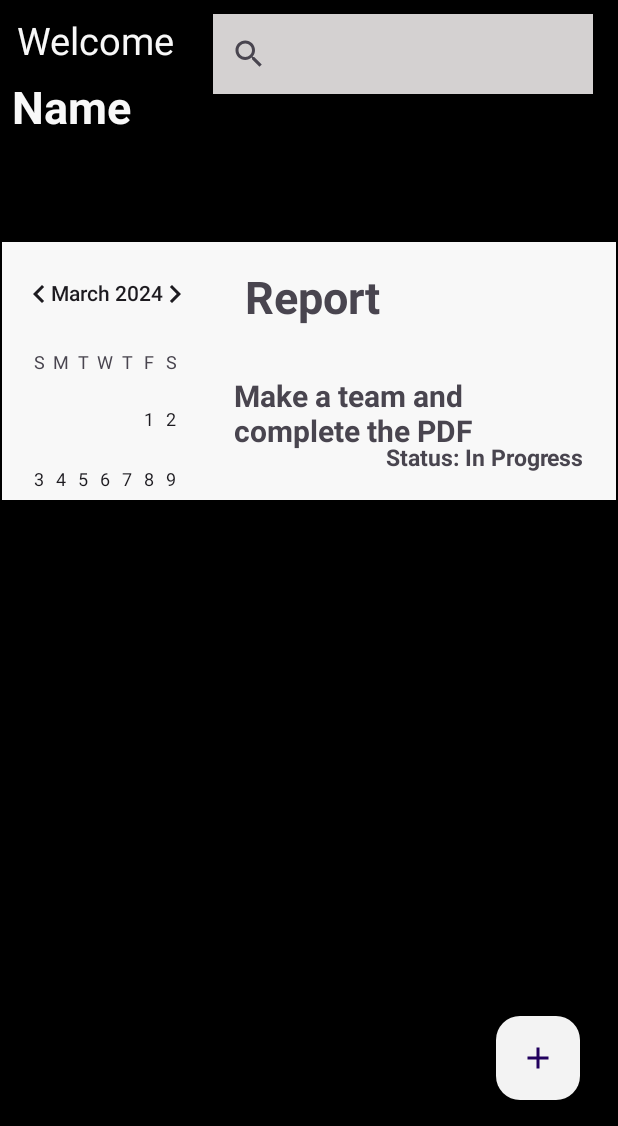
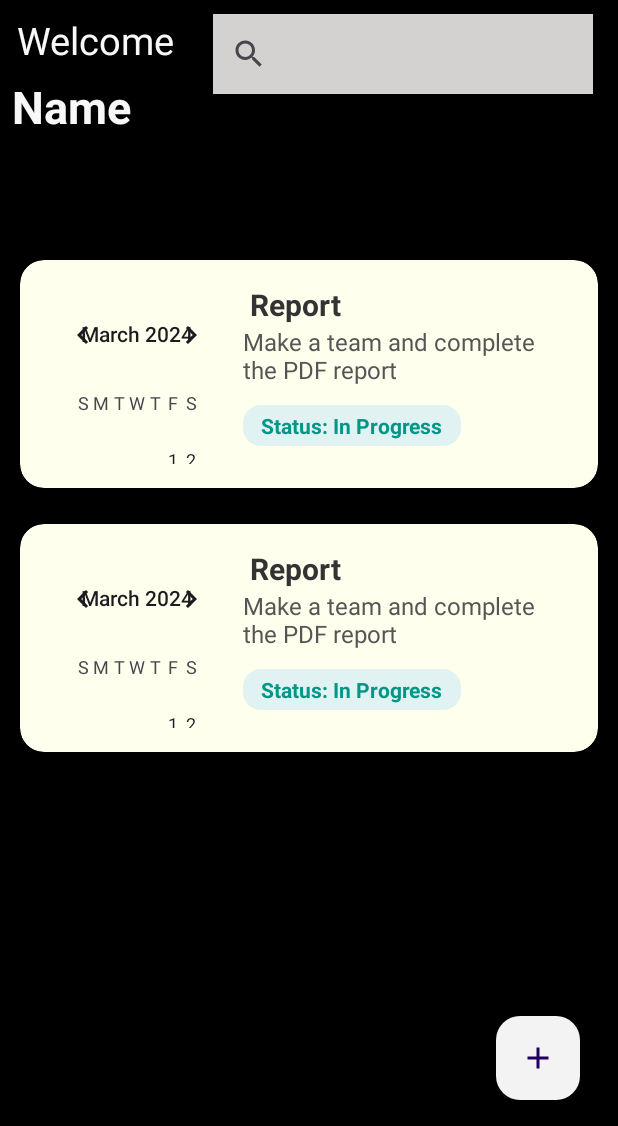
Before and after one commit to Baralsurekha/Task-management, an Android app: the Homepage screen opened directly, with no data from a screen before it, on a phone screen of 412 x 824 dp, the part 110-1236 px from its top. Run offline under Robolectric (Android 15) with nearby library versions, the phone set to English and light mode, and no system bars.

Commit message:
Updated frontend

```diff
--- a/app/src/main/java/com/example/taskmanagement/Homepage.java
+++ b/app/src/main/java/com/example/taskmanagement/Homepage.java
@@ -3,6 +3,7 @@ package com.example.taskmanagement;
 import android.content.Intent;
 import android.os.Bundle;
 import android.view.View;
+import android.widget.ImageView;
 import android.widget.TextView;
 
 import androidx.activity.EdgeToEdge;
@@ -34,6 +35,26 @@ public class Homepage extends AppCompatActivity {
             return insets;
         });
 
+        FloatingActionButton addTaskFloatingButton = findViewById(R.id.floatingAction);
+        ImageView userDetails = findViewById(R.id.homeUser);
+
+        addTaskFloatingButton.setOnClickListener(new View.OnClickListener() {
+            @Override
+            public void onClick(View v) {
+                // Start the Registration Activity
+                Intent intent = new Intent(Homepage.this, CreateTask.class);
+                startActivity(intent);
+            }
+        });
+
+        userDetails.setOnClickListener(new View.OnClickListener() {
+            @Override
+            public void onClick(View v) {
+                // Start the Registration Activity
+                Intent intent = new Intent(Homepage.this, Userdetails.class);
+                startActivity(intent);
+            }
+        });
 
         setUptaskModels();
 
@@ -50,9 +71,9 @@ public class Homepage extends AppCompatActivity {
         long deadlineMillis = calendar.getTimeInMillis();
 
         taskModels.add(new taskModel(" Report", "Make a team and complete the PDF report", "In Progress", deadlineMillis));
+        taskModels.add(new taskModel(" Report", "Make a team and complete the PDF report", "In Progress", deadlineMillis));
 
     }
 
 
-
 }
--- a/app/src/main/java/com/example/taskmanagement/MainActivity.java
+++ b/app/src/main/java/com/example/taskmanagement/MainActivity.java
@@ -28,7 +28,7 @@ public class MainActivity extends AppCompatActivity {
         // Find the TextView by ID
         TextView signUpTextView = findViewById(R.id.signinpage);
         Button button = findViewById(R.id.login);
-        EditText Usename = findViewById(R.id.username);
+        EditText Username = findViewById(R.id.username);
         EditText Password = findViewById(R.id.password);
         // Set click listener
         signUpTextView.setOnClickListener(new View.OnClickListener() {
@@ -43,7 +43,7 @@ public class MainActivity extends AppCompatActivity {
         button.setOnClickListener(new View.OnClickListener() {
             @Override
             public void onClick(View v) {
-                manager.login(Usename.getText().toString(),Password.getText().toString());
+                manager.login(Username.getText().toString(),Password.getText().toString());
 
             }
         });
--- /dev/null
+++ b/app/src/main/res/drawable/background_status.xml
@@ -0,0 +1,5 @@
+<shape xmlns:android="http://schemas.android.com/apk/res/android"
+    android:shape="rectangle">
+    <solid android:color="#E0F2F1" />
+    <corners android:radius="12dp" />
+</shape>
--- /dev/null
+++ b/app/src/main/res/drawable/background_task.xml
@@ -0,0 +1,5 @@
+<shape xmlns:android="http://schemas.android.com/apk/res/android"
+    android:shape="rectangle">
+    <solid android:color="#FFFFED" />
+    <corners android:radius="16dp" />
+</shape>
--- /dev/null
+++ b/app/src/main/res/drawable/baseline_arrow_back_24.xml
@@ -0,0 +1,5 @@
+<vector xmlns:android="http://schemas.android.com/apk/res/android" android:autoMirrored="true" android:height="24dp" android:tint="#FAF5F5" android:viewportHeight="24" android:viewportWidth="24" android:width="24dp">
+
+    <path android:fillColor="@android:color/white" android:pathData="M20,11H7.83l5.59,-5.59L12,4l-8,8 8,8 1.41,-1.41L7.83,13H20v-2z"/>
+
+</vector>
--- a/app/src/main/res/layout/activity_main.xml
+++ b/app/src/main/res/layout/activity_main.xml
@@ -137,9 +137,10 @@
         android:id="@+id/password"
         android:layout_width="181dp"
         android:layout_height="46dp"
+        android:background="@color/cardview_light_background"
         android:ems="10"
+        android:hint="Password"
         android:inputType="textPassword"
-        android:background="@color/cardview_light_background"
         app:layout_constraintBottom_toTopOf="@+id/guideline6"
         app:layout_constraintEnd_toEndOf="parent"
         app:layout_constraintStart_toStartOf="@+id/guideline"
@@ -150,9 +151,10 @@
         android:id="@+id/username"
         android:layout_width="181dp"
         android:layout_height="46dp"
+        android:background="@color/cardview_light_background"
         android:ems="10"
+        android:hint="Username"
         android:inputType="textEmailAddress"
-        android:background="@color/cardview_light_background"
         app:layout_constraintBottom_toTopOf="@+id/guideline5"
         app:layout_constraintEnd_toEndOf="parent"
         app:layout_constraintStart_toStartOf="@+id/guideline"
--- a/app/src/main/res/layout/rv_item.xml
+++ b/app/src/main/res/layout/rv_item.xml
@@ -1,83 +1,70 @@
 <?xml version="1.0" encoding="utf-8"?>
-<androidx.constraintlayout.widget.ConstraintLayout xmlns:android="http://schemas.android.com/apk/res/android"
+<androidx.cardview.widget.CardView xmlns:android="http://schemas.android.com/apk/res/android"
     xmlns:app="http://schemas.android.com/apk/res-auto"
-    xmlns:tools="http://schemas.android.com/tools"
     android:layout_width="match_parent"
-    android:layout_height="wrap_content">
-
-    <androidx.cardview.widget.CardView
-        android:layout_width="409dp"
-        android:layout_height="wrap_content"
-        android:layout_marginTop="15dp"
-        android:layout_marginBottom="5dp"
-        android:layout_marginStart="8dp"
-        android:layout_marginEnd="5dp"
-        app:cardBackgroundColor="#F8F0B5"
-        app:cardCornerRadius="20dp"
-        app:cardElevation="8dp"
-        app:layout_constraintBottom_toBottomOf="parent"
-        app:layout_constraintEnd_toEndOf="parent"
-        app:layout_constraintStart_toStartOf="parent"
-        app:layout_constraintTop_toTopOf="parent">
-
-    </androidx.cardview.widget.CardView>
+    android:layout_height="wrap_content"
+    android:layout_margin="12dp"
+    android:foreground="?android:attr/selectableItemBackground"
+    app:cardCornerRadius="16dp"
+    app:cardElevation="6dp"
+    app:cardBackgroundColor="@android:color/transparent">
 
     <androidx.constraintlayout.widget.ConstraintLayout
-        android:layout_width="416dp"
-        android:layout_height="172dp"
-        android:background="#F8F8F8"
-        app:cardCornerRadius="20dp"
-        app:cardElevation="8dp"
-        app:layout_constraintEnd_toEndOf="parent"
-        app:layout_constraintStart_toStartOf="parent"
-        app:layout_constraintTop_toTopOf="parent">
+        android:layout_width="match_parent"
+        android:layout_height="wrap_content"
+        android:padding="16dp"
+        android:background="@drawable/background_task"
+        android:elevation="4dp">
+
+        <CalendarView
+            android:id="@+id/calendarView"
+            android:layout_width="0dp"
+            android:layout_height="120dp"
+            android:layout_marginEnd="12dp"
+            app:layout_constraintStart_toStartOf="parent"
+            app:layout_constraintTop_toTopOf="parent"
+            app:layout_constraintBottom_toBottomOf="parent"
+            app:layout_constraintWidth_percent="0.35" />
 
         <TextView
             android:id="@+id/textTaskName"
-            android:layout_width="215dp"
-            android:layout_height="50dp"
-            android:layout_marginStart="12dp"
-            android:layout_marginTop="16dp"
-            android:text="Name"
-            android:textSize="30sp"
+            android:layout_width="0dp"
+            android:layout_height="wrap_content"
+            android:text="Task Name"
+            android:textSize="20sp"
             android:textStyle="bold"
-            app:layout_constraintStart_toEndOf="@+id/calendarView"
-            app:layout_constraintTop_toTopOf="parent" />
+            android:textColor="#333333"
+            app:layout_constraintStart_toEndOf="@id/calendarView"
+            app:layout_constraintTop_toTopOf="parent"
+            app:layout_constraintEnd_toEndOf="parent"
+            app:layout_constraintWidth_percent="0.6" />
 
         <TextView
             android:id="@+id/textTaskDescription"
-            android:layout_width="215dp"
-            android:layout_height="50dp"
-            android:layout_marginStart="12dp"
-            android:layout_marginTop="40dp"
-            android:text="Description"
-            android:textSize="20sp"
-            android:textStyle="bold"
-            app:layout_constraintBottom_toTopOf="@+id/textTaskStatus"
-            app:layout_constraintStart_toEndOf="@+id/calendarView"
-            app:layout_constraintTop_toBottomOf="@+id/textTaskName"
-            app:layout_constraintVertical_bias="0.769" />
+            android:layout_width="0dp"
+            android:layout_height="wrap_content"
+            android:text="Write task description here"
+            android:textSize="16sp"
+            android:textColor="#555555"
+            android:maxLines="2"
+            android:ellipsize="end"
+            app:layout_constraintTop_toBottomOf="@id/textTaskName"
+            app:layout_constraintStart_toStartOf="@id/textTaskName"
+            app:layout_constraintEnd_toEndOf="parent" />
 
         <TextView
             android:id="@+id/textTaskStatus"
-            android:layout_width="133dp"
-            android:layout_height="39dp"
-            android:layout_marginEnd="24dp"
+            android:layout_width="wrap_content"
+            android:layout_height="wrap_content"
             android:text="Pending"
-            android:textSize="15sp"
             android:textStyle="bold"
-            app:layout_constraintBottom_toBottomOf="parent"
-            app:layout_constraintEnd_toEndOf="parent" />
-
-        <CalendarView
-            android:id="@+id/calendarView"
-            android:layout_width="145dp"
-            android:layout_height="170dp"
-            app:layout_constraintBottom_toBottomOf="parent"
-            app:layout_constraintStart_toStartOf="parent"
-            app:layout_constraintTop_toTopOf="parent"
-            app:layout_constraintVertical_bias="0.326" />
+            android:textColor="#009688"
+            android:background="@drawable/background_status"
+            android:paddingHorizontal="12dp"
+            android:paddingVertical="4dp"
+            app:layout_constraintTop_toBottomOf="@id/textTaskDescription"
+            app:layout_constraintStart_toStartOf="@id/textTaskDescription"
+            app:layout_constraintBottom_toBottomOf="parent" />
 
     </androidx.constraintlayout.widget.ConstraintLayout>
-
-</androidx.constraintlayout.widget.ConstraintLayout>
+</androidx.cardview.widget.CardView>
```
Also changed, not shown: app/src/main/res/layout/activity_create_task.xml (+10 -10 lines), app/src/main/res/layout/activity_registration.xml (+19 -14 lines), app/src/main/res/layout/activity_userdetails.xml (+61 -46 lines).
